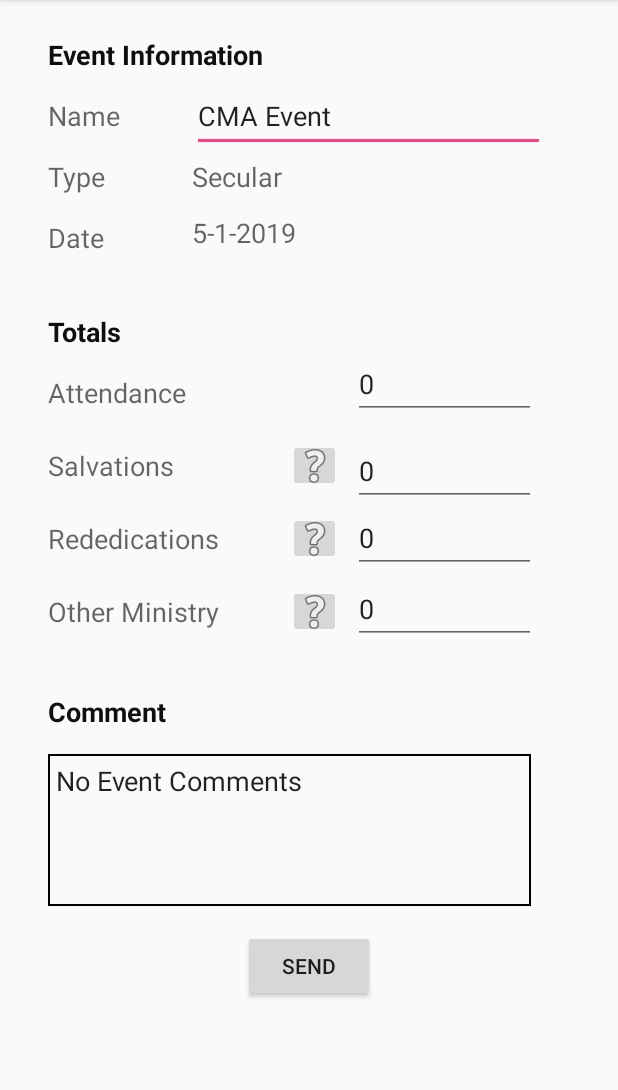
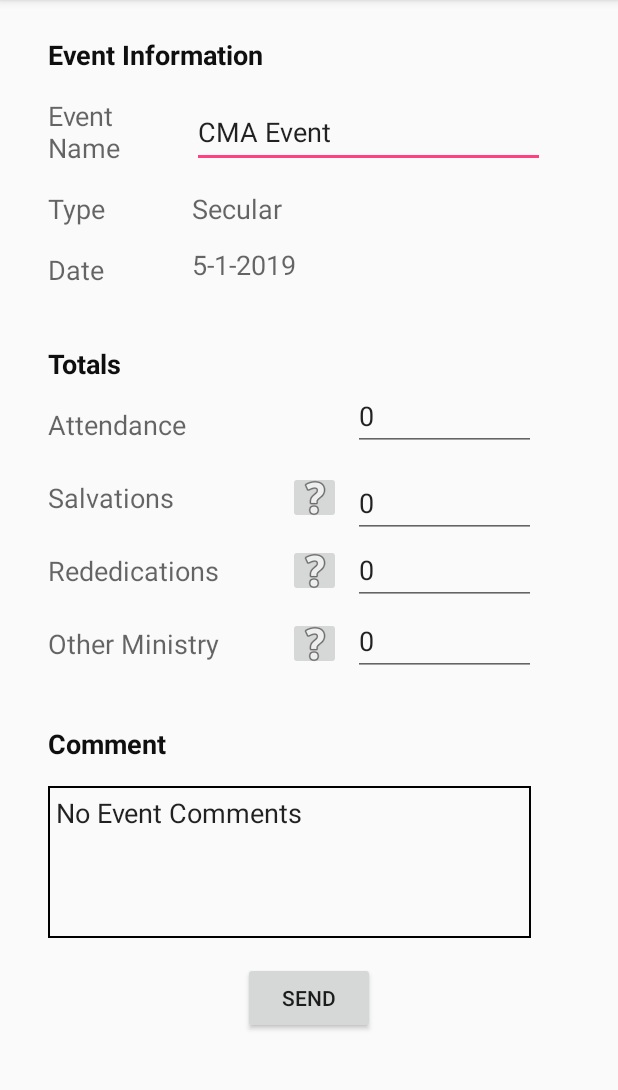
Before and after one commit to pauldshep/CMAActivityReport, an Android app: the screen it shows after launch (ActivityMain), in the options menu, after a tap on "Clear", on a phone screen of 412 x 824 dp, the part 84-1174 px from its top. Run offline under Robolectric (Android 15) with nearby library versions, the phone set to English and light mode, and no system bars.

```diff
--- a/app/src/main/java/com/sss/android/cmaactivityreport/ActivityMain.java
+++ b/app/src/main/java/com/sss/android/cmaactivityreport/ActivityMain.java
@@ -93,12 +93,12 @@ public class ActivityMain extends AppCompatActivity
         text_view_event_name.setOnFocusChangeListener(new View.OnFocusChangeListener()
         {
             @Override
-            public void onFocusChange(View view, boolean b)
+            public void onFocusChange(View view, boolean hasFocus)
             {
-                if(mIsInitialized == true)
+                if((mIsInitialized == true) && (hasFocus == true))
                 {
                     String event_name = text_view_event_name.getText().toString();
-                    String def_name = getString(R.string.edittext_def_event_name);
+                    String def_name   = getString(R.string.edittext_def_event_name);
                     if(event_name.equals(def_name))
                     {
                         text_view_event_name.setText("");
@@ -112,6 +112,7 @@ public class ActivityMain extends AppCompatActivity
                 }
             }
         });
+
 
         //----------------------------------------------------------------------
         // Event Type message handler associated with the title and type field
@@ -223,20 +224,71 @@ public class ActivityMain extends AppCompatActivity
 
 
         //----------------------------------------------------------------------
-        // Send Button event listener
+        // Totals message handlers
         //----------------------------------------------------------------------
-        Button button_send = (Button)findViewById(R.id.button_send);
-        button_send.setOnClickListener(new View.OnClickListener()
+        final TextView text_view_attend = findViewById(R.id.editTextEventAttend);
+        text_view_attend.setOnFocusChangeListener(new View.OnFocusChangeListener()
         {
             @Override
-            public void onClick(View v)
+            public void onFocusChange(View view, boolean b)
             {
-                Log.i("cmarpt", "send button selected");
-                emailActivityReport();
-                CMAActivityInfo cma_activity = new CMAActivityInfo();
-                cma_activity.mDataCMAActivity.setProperties();
+                String attend_str = text_view_attend.getText().toString();
+                String attend_def = getString(R.string.edittext_def_attend);
+                if(attend_str.equals(attend_def))
+                {
+                    text_view_attend.setText("");
+                }
             }
         });
+
+
+        final TextView text_view_salvations = findViewById(R.id.editTextSalvations);
+        text_view_salvations.setOnFocusChangeListener(new View.OnFocusChangeListener()
+        {
+            @Override
+            public void onFocusChange(View view, boolean b)
+            {
+                String salvations_str = text_view_salvations.getText().toString();
+                String salvations_def = getString(R.string.edittext_def_salvations);
+                if(salvations_str.equals(salvations_def))
+                {
+                    text_view_salvations.setText("");
+                }
+            }
+        });
+
+
+        final TextView text_view_rededications = findViewById(R.id.editTextRededications);
+        text_view_rededications.setOnFocusChangeListener(new View.OnFocusChangeListener()
+        {
+            @Override
+            public void onFocusChange(View view, boolean b)
+            {
+                String rededication_str = text_view_rededications.getText().toString();
+                String rededication_def = getString(R.string.edittext_def_rededications);
+                if(rededication_str.equals(rededication_def))
+                {
+                    text_view_rededications.setText("");
+                }
+            }
+        });
+
+
+        final TextView text_view_other = findViewById(R.id.editTextOther);
+        text_view_other.setOnFocusChangeListener(new View.OnFocusChangeListener()
+        {
+            @Override
+            public void onFocusChange(View view, boolean b)
+            {
+                String other_str = text_view_other.getText().toString();
+                String other_def = getString(R.string.edittext_def_other);
+                if(other_str.equals(other_def))
+                {
+                    text_view_other.setText("");
+                }
+            }
+        });
+
 
 
         //----------------------------------------------------------------------
@@ -275,6 +327,7 @@ public class ActivityMain extends AppCompatActivity
             }
         });
 
+
         //----------------------------------------------------------------------
         // Comment message handler
         //----------------------------------------------------------------------
@@ -305,6 +358,23 @@ public class ActivityMain extends AppCompatActivity
                 {
                     text_view_comment.setText("");
                 }
+            }
+        });
+
+
+        //----------------------------------------------------------------------
+        // Send Button event listener
+        //----------------------------------------------------------------------
+        Button button_send = (Button)findViewById(R.id.button_send);
+        button_send.setOnClickListener(new View.OnClickListener()
+        {
+            @Override
+            public void onClick(View v)
+            {
+                Log.i("cmarpt", "send button selected");
+                emailActivityReport();
+                CMAActivityInfo cma_activity = new CMAActivityInfo();
+                cma_activity.mDataCMAActivity.setProperties();
             }
         });
     }   // end protected void onCreate(Bundle savedInstanceState)
--- a/app/src/main/java/com/sss/android/cmaactivityreport/DataCMAActivity.java
+++ b/app/src/main/java/com/sss/android/cmaactivityreport/DataCMAActivity.java
@@ -1,6 +1,7 @@
 package com.sss.android.cmaactivityreport;
 
 import android.content.Context;
+import android.content.res.Resources;
 import android.util.Log;
 import java.util.Properties;
 
@@ -25,21 +26,32 @@ public class DataCMAActivity extends DataProperties
     private final static String KEY_OTHER_MINISTRY = "key_other_ministry";
     private final static String KEY_COMMENTS       = "key_comments";
 
+    private final static String KEY_EMAIL_TO       = "key_email_to";
+    private final static String KEY_EMAIL_ADDR     = "key_email_addr";
+    private final static String KEY_EMAIL_FROM     = "key_email_from";
+    private final static String KEY_EMAIL_SUBJECT  = "key_email_subject";
+
 
     // member variables for the report parameters
-    public String mEventName;
-    public String mEventType;
-    public String mEventDate;
-    public String mCMAAttendence;
-    public String mSalvations;
-    public String mRededications;
-    public String mOtherMinistry;
-    public String mComments;
+    public String  mEventName;
+    public String  mEventType;
+    public String  mEventDate;
+    public String  mCMAAttendence;
+    public String  mSalvations;
+    public String  mRededications;
+    public String  mOtherMinistry;
+    public String  mComments;
+
+    // member variable for the report settings
+    public String mEmailTo;
+    public String mEmailAddr;
+    public String mEmailFrom;
+    public String mEmailSubject;
 
 
-    //**************************************************************************
     /**
      * Default Constructor
+     *
      * @param context of the current activity
      */
     public DataCMAActivity(Context context)
@@ -48,7 +60,6 @@ public class DataCMAActivity extends DataProperties
     }   // end public DataReport(Context context)
 
 
-    /***************************************************************************
     /**
      * Required for classes that extend abstract class DataProperties
      * Creates default properties file and populates settings data with
@@ -65,10 +76,10 @@ public class DataCMAActivity extends DataProperties
         UtilDate util_date = new UtilDate();
         mEventDate         = util_date.toString();
 
-        mCMAAttendence     = new Integer(0).toString();
-        mSalvations        = new Integer(0).toString();
-        mRededications     = new Integer(0).toString();
-        mOtherMinistry     = new Integer(0).toString();
+        mCMAAttendence     = Integer.toString(0);
+        mSalvations        = Integer.toString(0);
+        mRededications     = Integer.toString(0);
+        mOtherMinistry     = Integer.toString(0);
 
         mComments          = "No Event Comments";
 
@@ -77,12 +88,12 @@ public class DataCMAActivity extends DataProperties
     }
 
 
-    //**************************************************************************
     /**
      * Sets property values
      */
     public void setProperties()
     {
+        // event data
         setProperty(KEY_EVENT_NAME,     mEventName);
         setProperty(KEY_EVENT_TYPE,     mEventType);
         setProperty(KEY_EVENT_DATE,     mEventDate);
@@ -92,17 +103,19 @@ public class DataCMAActivity extends DataProperties
         setProperty(KEY_OTHER_MINISTRY, mOtherMinistry);
         setProperty(KEY_COMMENTS,       mComments);
 
+        // email settings
+
         Log.i(TAG, "setProperties(): " + toString());
     }
 
 
-    //**************************************************************************
     /**
      * Required for classes that extend abstract class DataProperties
      * Extracts the properties from the properties file
      */
     public void extractProperties()
     {
+        // event data
         mEventName     = mProperties.getProperty(KEY_EVENT_NAME);
         mEventType     = mProperties.getProperty(KEY_EVENT_TYPE);
         mEventDate     = mProperties.getProperty(KEY_EVENT_DATE);
@@ -112,7 +125,37 @@ public class DataCMAActivity extends DataProperties
         mOtherMinistry = mProperties.getProperty(KEY_OTHER_MINISTRY);
         mComments      = mProperties.getProperty(KEY_COMMENTS);
 
+        getEmailProperties();
+
         Log.i(TAG, "extractProperties(): " + toString());
+    }
+
+
+    /**
+     * Sets email parameters
+     */
+    public void setEmailProperties()
+    {
+        setProperty(KEY_EMAIL_TO,      mEmailTo);
+        setProperty(KEY_EMAIL_ADDR,    mEmailAddr);
+        setProperty(KEY_EMAIL_FROM,    mEmailFrom);
+        setProperty(KEY_EMAIL_SUBJECT, mEmailSubject);
+    }
+
+
+    /**
+     * Extract email settings
+     */
+    public void getEmailProperties()
+    {
+        mEmailTo = mProperties.getProperty(KEY_EMAIL_TO,
+                mDataContext.getString(R.string.settings_email_to_def));
+        mEmailAddr = mProperties.getProperty(KEY_EMAIL_ADDR,
+                mDataContext.getString(R.string.settings_email_addr_def));
+        mEmailFrom = mProperties.getProperty(KEY_EMAIL_FROM,
+                mDataContext.getString(R.string.settings_email_from_def));
+        mEmailSubject = mProperties.getProperty(KEY_EMAIL_SUBJECT,
+                mDataContext.getString(R.string.settings_email_subject_def));
     }
 
 
@@ -130,7 +173,11 @@ public class DataCMAActivity extends DataProperties
                 ", salvations = "   + mSalvations       +
                 ", reded = "        + mRededications    +
                 ", other = "        + mOtherMinistry    +
-                ", comments = "     + mComments;
+                ", comments = "     + mComments         +
+                ", email to = "     + mEmailTo          +
+                ", email addr = "   + mEmailAddr        +
+                ", email from = "   + mEmailFrom        +
+                ", email sub = "    + mEmailSubject;
 
         return ret_str;
     }
--- a/app/src/main/java/com/sss/android/cmaactivityreport/DataProperties.java
+++ b/app/src/main/java/com/sss/android/cmaactivityreport/DataProperties.java
@@ -86,7 +86,6 @@ abstract class DataProperties
     }   // end
 
 
-    //**************************************************************************
     /**
      * Sets specified property file value locally and in the properties file.
      * @param propKey properities key
--- a/app/src/main/res/layout/activity_main.xml
+++ b/app/src/main/res/layout/activity_main.xml
@@ -194,7 +194,7 @@
                     android:layout_width="122dp"
                     android:layout_height="46dp"
                     android:inputType="date"
-                    android:text="@string/edittext_attend"
+                    android:text="@string/edittext_def_attend"
                     android:ems="10"
                     android:id="@+id/editTextEventAttend"
                     android:paddingTop="10dp"
@@ -229,7 +229,7 @@
                     android:inputType="number"
                     android:ems="10"
                     android:id="@+id/editTextSalvations"
-                    android:text="@string/edittext_salvations"
+                    android:text="@string/edittext_def_salvations"
                     android:layout_alignStart="@+id/editTextEventAttend"
                     android:layout_below="@+id/editTextEventAttend"
                     app:layout_constraintBottom_toBottomOf="@+id/textView_salvations"
@@ -260,7 +260,7 @@
                     android:inputType="number"
                     android:ems="10"
                     android:id="@+id/editTextRededications"
-                    android:text="@string/edittext_rededications"
+                    android:text="@string/edittext_def_rededications"
                     android:layout_alignLeft="@+id/editTextSalvations"
                     android:layout_alignStart="@+id/editTextSalvations"
                     android:layout_below="@+id/editTextSalvations"
@@ -289,7 +289,7 @@
 
             <EditText
                     android:id="@+id/editTextOther"
-                    android:text="@string/edittext_other"
+                    android:text="@string/edittext_def_other"
                     android:layout_width="122dp"
                     android:layout_height="46dp"
                     android:inputType="number"
--- a/app/src/main/res/layout/activity_settings.xml
+++ b/app/src/main/res/layout/activity_settings.xml
@@ -119,7 +119,7 @@
         android:layout_width="wrap_content"
         android:layout_height="wrap_content"
         android:id="@+id/editText_email_subject"
-        android:text="@string/settings_email_subject_value"
+        android:text="@string/settings_email_subject_def"
         android:layout_alignTop="@+id/textView_subject"
         android:layout_alignLeft="@+id/editText_email_from"
         android:layout_alignStart="@+id/editText_email_from"
--- a/app/src/main/res/values/strings.xml
+++ b/app/src/main/res/values/strings.xml
@@ -3,7 +3,7 @@
     <string name="actionbar_title">CMA Activity Report</string>
 
     <string name="event_info">Event Information</string>
-    <string name="event_name">Name</string>
+    <string name="event_name">Event Name</string>
     <string name="event_type">Type</string>
     <string name="event_date">Date</string>
     <string name="event_attend">Attendance</string>
@@ -15,10 +15,10 @@
     <string name="edittext_date">date of event</string>
     <string name="edittext_type">type of event</string>
     <string name="edittext_def_event_name">name of event</string>
-    <string name="edittext_attend">0</string>
-    <string name="edittext_salvations">0</string>
-    <string name="edittext_rededications">0</string>
-    <string name="edittext_other">0</string>
+    <string name="edittext_def_attend">0</string>
+    <string name="edittext_def_salvations">0</string>
+    <string name="edittext_def_rededications">0</string>
+    <string name="edittext_def_other">0</string>
     <string name="event_comment">Comment</string>
     <string name="edittext_def_comment">Comment</string>
 
@@ -31,15 +31,17 @@
     <string name="action_bar_clear">Clear</string>
     <string name="action_bar_about">About</string>
 
-    <!-- Settings Activity Strings -->
+    <!-- Email Setting Strings -->
     <string name="settings_action_bar_title">Activity Report Settings</string>
     <string name="settings_email_title">EMail</string>
     <string name="settings_email_to">To:</string>
+    <string name="settings_email_to_def">Chapter Secretary</string>
     <string name="settings_email_addr">Addr:</string>
+    <string name="settings_email_addr_def">pauldshep@gmail.com</string>
     <string name="settings_email_from">From:</string>
-    <string name="settings_email_from_def">Paul Shepherd</string>
+    <string name="settings_email_from_def">CMA User</string>
     <string name="settings_email_subject">Subject:</string>
-    <string name="settings_email_subject_value">CMA Activity Report</string>
+    <string name="settings_email_subject_def">CMA Activity Report</string>
 
     <!-- About Activity Strings -->
     <string name="activity_about_title">About CMA Activity Report</string>
@@ -49,6 +51,4 @@
         Shepherd Software Solutions.  Please direct any comments and suggestions
         to: pauldshep@gmail.com
     </string>
-
-
 </resources>
```
